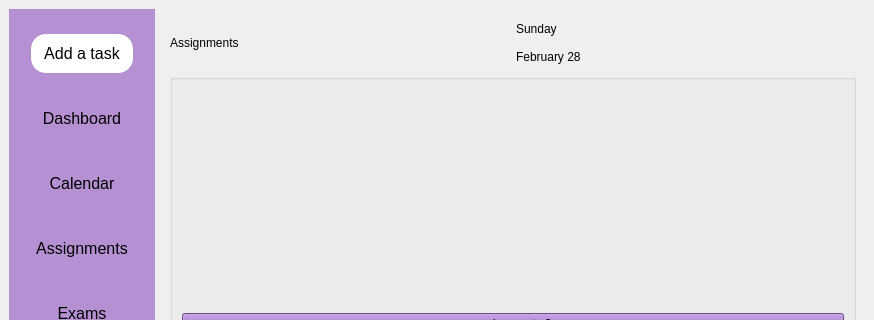
Above: mainwindow.ui from aveens13/KU-Planner before the change; both pictures show x 0 to 874 and y 0 to 320 of the 874 by 590 pixel window. Below: the same form after it.
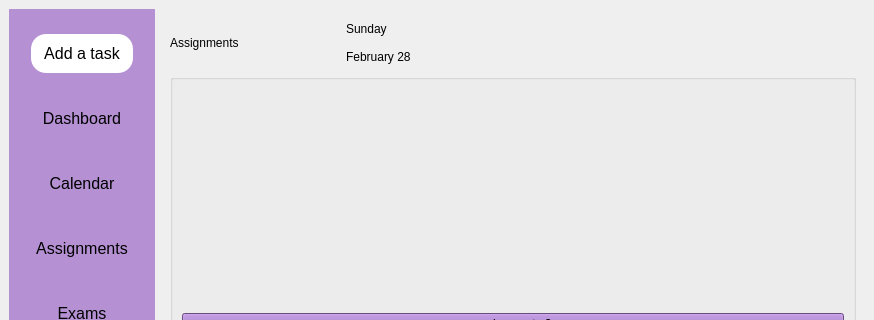
That is the form after the change. Icons and pictures are not drawn.

The edit to the form file:
```diff
--- a/mainwindow.ui
+++ b/mainwindow.ui
@@ -358,7 +358,7 @@
           <widget class="QWidget" name="Assignments">
            <layout class="QVBoxLayout" name="verticalLayout_11" stretch="1,10">
             <item>
-             <layout class="QHBoxLayout" name="horizontalLayout_4">
+             <layout class="QHBoxLayout" name="horizontalLayout_4" stretch="2,6">
               <item>
                <widget class="QLabel" name="label_5">
                 <property name="styleSheet">
```
